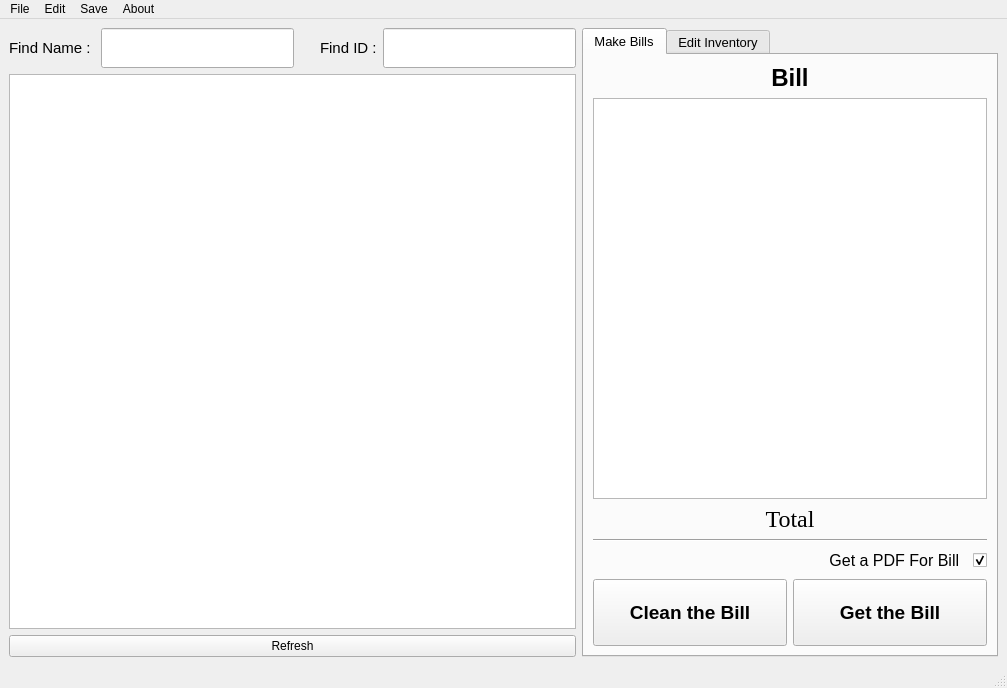
This is mainwindow.ui in HashikaChathubhashaka/Billify as Qt 5 draws it before an edit. The edited form follows.
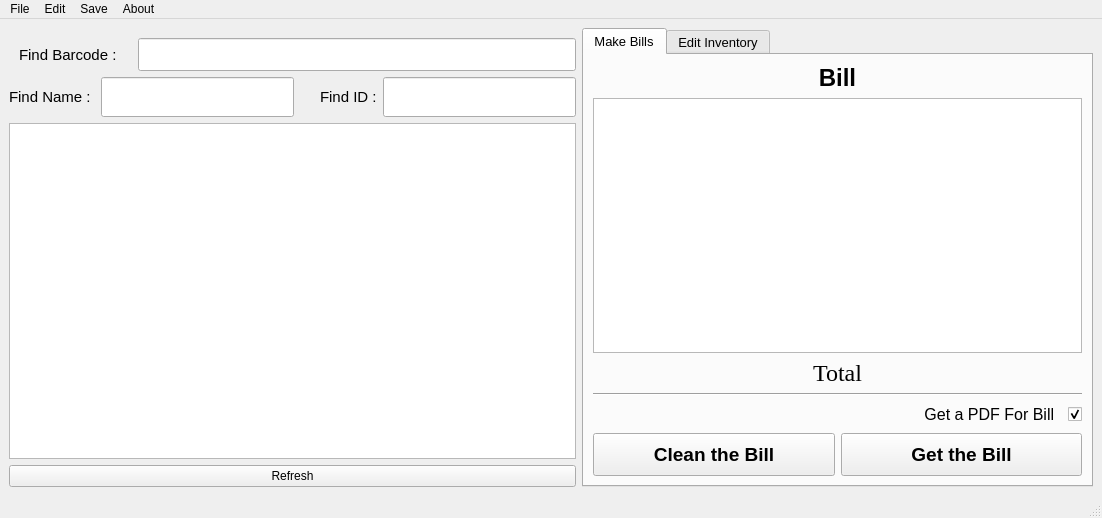
This is the edited form.

Commit message:
Add UnitType to Inventory DB.
Remove supplier and category from the DB and add unitType , double quantity, barcode in the DB and business logic. ( In Item class and application Layer)
UI update -> add barcode search bar. (filter by filterByBarcode() )

Patch:
```diff
--- a/mainwindow.ui
+++ b/mainwindow.ui
@@ -6,8 +6,8 @@
    <rect>
     <x>0</x>
     <y>0</y>
-    <width>1007</width>
-    <height>688</height>
+    <width>1102</width>
+    <height>518</height>
    </rect>
   </property>
   <property name="windowTitle">
@@ -21,9 +21,49 @@
     <item>
      <layout class="QHBoxLayout" name="horizontalLayout_2">
       <item>
-       <layout class="QVBoxLayout" name="Inventory_side" stretch="0,0,0">
+       <layout class="QVBoxLayout" name="Inventory_side" stretch="0,0,0,0">
         <item>
-         <layout class="QHBoxLayout" name="search_boxes" stretch="1,0,1">
+         <layout class="QHBoxLayout" name="horizontalLayout_12" stretch="1,4">
+          <property name="spacing">
+           <number>10</number>
+          </property>
+          <property name="leftMargin">
+           <number>10</number>
+          </property>
+          <property name="topMargin">
+           <number>10</number>
+          </property>
+          <item>
+           <widget class="QLabel" name="barcodeSearchLabel">
+            <property name="font">
+             <font>
+              <pointsize>11</pointsize>
+             </font>
+            </property>
+            <property name="text">
+             <string>Find Barcode :</string>
+            </property>
+           </widget>
+          </item>
+          <item>
+           <widget class="QLineEdit" name="searchBarcodeLineEdit">
+            <property name="sizePolicy">
+             <sizepolicy hsizetype="Minimum" vsizetype="Minimum">
+              <horstretch>0</horstretch>
+              <verstretch>0</verstretch>
+             </sizepolicy>
+            </property>
+            <property name="font">
+             <font>
+              <pointsize>16</pointsize>
+             </font>
+            </property>
+           </widget>
+          </item>
+         </layout>
+        </item>
+        <item>
+         <layout class="QHBoxLayout" name="search_boxes" stretch="1,0,1,0">
           <item>
            <layout class="QHBoxLayout" name="Name_search" stretch="1,3">
             <item>
@@ -472,8 +512,8 @@
     <rect>
      <x>0</x>
      <y>0</y>
-     <width>1007</width>
-     <height>21</height>
+     <width>1102</width>
+     <height>25</height>
     </rect>
    </property>
    <widget class="QMenu" name="menuBillsSave">
```
Left out of the diff: 3 changed lines with no effect on the pictures. The commit also changes 15 other files.
